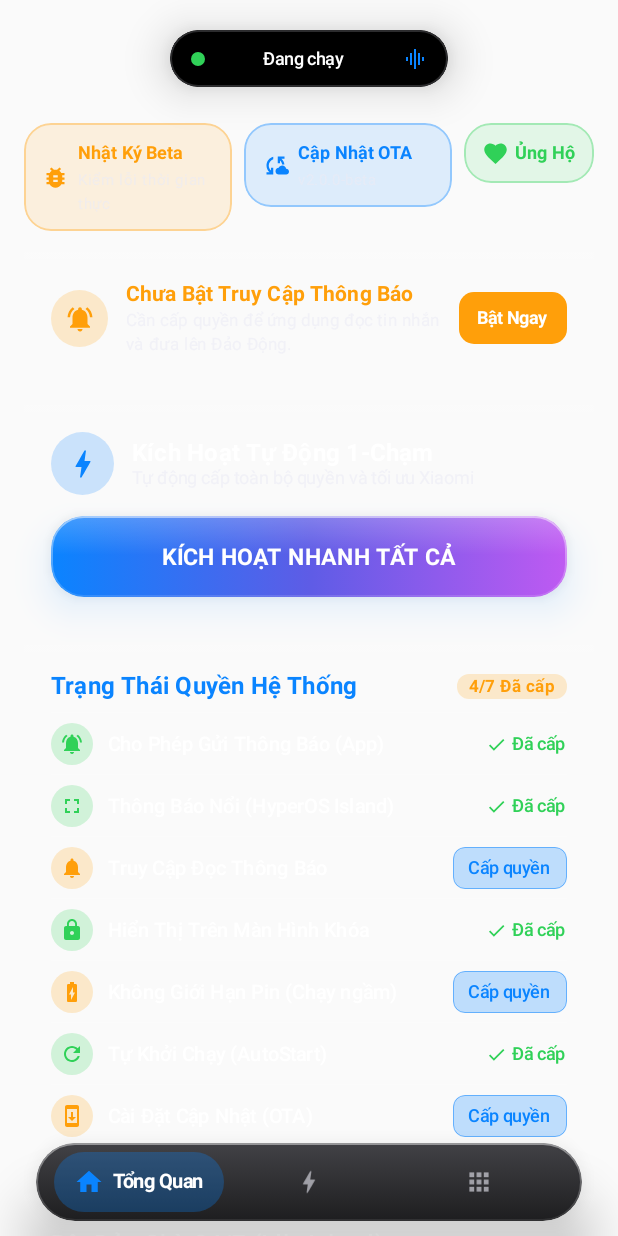
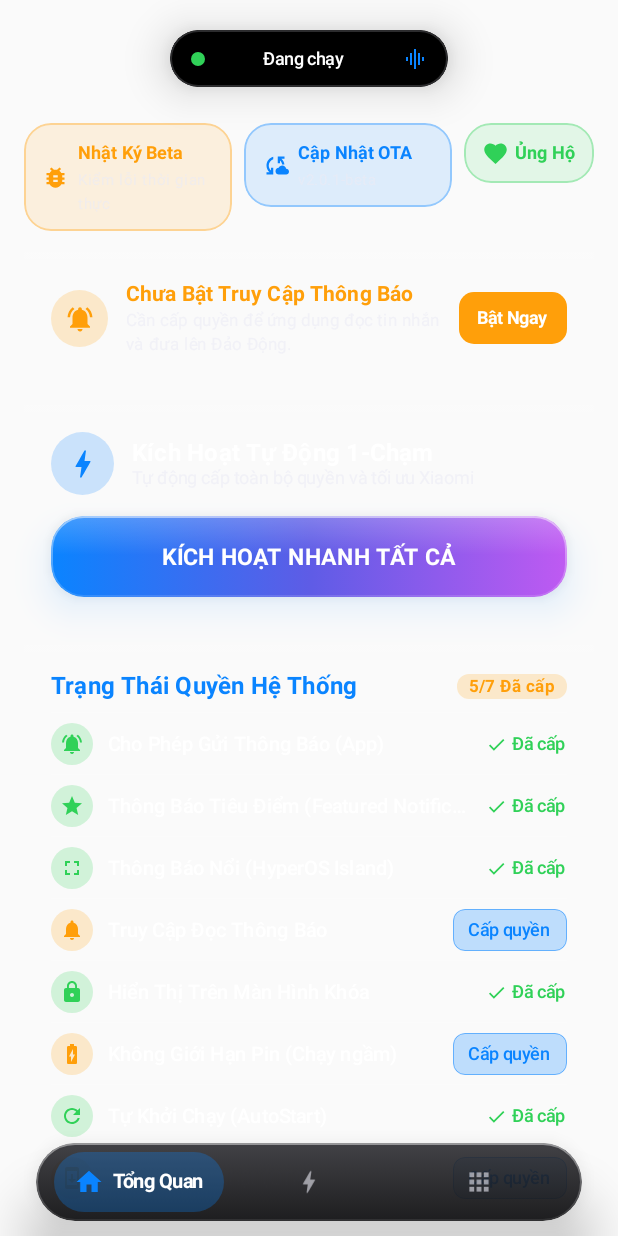
Before and after one commit to tranlocbtr99/DynamicHyper, an Android app built with Jetpack Compose: the screen it shows after launch (MainActivity), after a tap on "Cập Nhật OTA", on a phone screen of 412 x 824 dp. Run offline under Robolectric (Android 15) with nearby library versions, the phone set to English and light mode, and no system bars; libraries missing offline, so code that uses them is left out: dev.chrisbanes.haze, rikka.shizuku; 3 statements that could not run were skipped; 2 other taps on this screen came first.

Commit message:
fix(v2.0.1): fix island display on fresh devices, add POST_PROMOTED_NOTIFICATIONS, fix notification self-cancel & add featured notification check

```diff
--- a/app/build.gradle.kts
+++ b/app/build.gradle.kts
@@ -12,8 +12,8 @@ android {
         applicationId = "com.ltm.dynamichyper"
         minSdk = 33
         targetSdk = 37
-        versionCode = 37
-        versionName = "2.0.0-beta"
+        versionCode = 38
+        versionName = "2.0.1-beta"
 
         testInstrumentationRunner = "androidx.test.runner.AndroidJUnitRunner"
     }
--- a/app/src/main/AndroidManifest.xml
+++ b/app/src/main/AndroidManifest.xml
@@ -3,6 +3,9 @@
     xmlns:tools="http://schemas.android.com/tools">
 
     <uses-permission android:name="android.permission.POST_NOTIFICATIONS" />
+    <uses-permission android:name="android.permission.POST_PROMOTED_NOTIFICATIONS" />
+    <uses-permission android:name="moe.shizuku.manager.permission.API_V23" />
+    <uses-permission android:name="android.permission.WAKE_LOCK" />
     <uses-permission android:name="android.permission.INTERNET" />
     <uses-permission android:name="android.permission.ACCESS_NETWORK_STATE" />
     <uses-permission android:name="android.permission.RECEIVE_BOOT_COMPLETED" />
--- a/app/src/main/java/com/ltm/dynamichyper/DynamicHyperApp.kt
+++ b/app/src/main/java/com/ltm/dynamichyper/DynamicHyperApp.kt
@@ -14,7 +14,7 @@ class DynamicHyperApp : Application() {
         super.onCreate()
         instance = this
         Log.i(TAG, "DynamicHyperApp initialized successfully")
-        AppLogger.i(TAG, "DynamicHyperApp khởi động phiên bản v2.0.0-beta thành công")
+        AppLogger.i(TAG, "DynamicHyperApp khởi động phiên bản v2.0.1-beta thành công")
 
         // Chú ý Android 12+: Tuyệt đối không gọi startForegroundService trong Application.onCreate()
         // vì sẽ gây ra ForegroundServiceStartNotAllowedException và khiến app bị crash/buộc dừng khi mở lần đầu.
--- a/app/src/main/java/com/ltm/dynamichyper/core/ShizukuEngine.kt
+++ b/app/src/main/java/com/ltm/dynamichyper/core/ShizukuEngine.kt
@@ -83,8 +83,11 @@ object ShizukuEngine {
             "cmd appops set $packageName 10020 allow",
             "cmd appops set $packageName 10021 allow",
             "cmd appops set $packageName 10033 allow",
+            "cmd appops set $packageName 10042 allow",
             "cmd appops set $packageName SYSTEM_ALERT_WINDOW allow",
-            "pm grant $packageName android.permission.POST_NOTIFICATIONS"
+            "cmd appops set $packageName POST_PROMOTED_NOTIFICATIONS allow",
+            "pm grant $packageName android.permission.POST_NOTIFICATIONS",
+            "pm grant $packageName android.permission.POST_PROMOTED_NOTIFICATIONS"
         )
 
         var allSuccess = true
--- a/app/src/main/java/com/ltm/dynamichyper/feature/islands/IdleIslandManager.kt
+++ b/app/src/main/java/com/ltm/dynamichyper/feature/islands/IdleIslandManager.kt
@@ -81,8 +81,8 @@ class IdleIslandManager(
                 paramV2.put("timeout", 1440)
                 // enableFloat: Đảo Chờ luôn để false để TUYỆT ĐỐI KHÔNG bung to heads-up banner che màn hình!
                 paramV2.put("enableFloat", false)
-                // isShowNotification: Đặt false để Đảo Chờ xuất hiện quanh nốt ruồi camera nhưng KHÔNG chiếm chỗ trong Trung tâm thông báo
-                paramV2.put("isShowNotification", false)
+                // isShowNotification: Bắt buộc true để HyperOS SystemUI chấp nhận và hiển thị Đảo Chờ trên mọi dòng máy
+                paramV2.put("isShowNotification", true)
                 // islandFirstFloat & reopen: FALSE để KHÔNG bao giờ tự bung to chiếm màn hình
                 paramV2.put("islandFirstFloat", false)
                 paramV2.put("reopen", false)
@@ -217,27 +217,30 @@ class IdleIslandManager(
          * Nền Dark Capsule #E6000000 bo tròn có viền kính mờ để hiển thị sắc nét trên cả Theme Sáng lẫn Theme Tối.
          */
         private fun renderIdleDotBitmap(context: Context, style: String): Bitmap {
-            val bmpWidth = 100
-            val bmpHeight = 72
-            val bmp = Bitmap.createBitmap(bmpWidth, bmpHeight, Bitmap.Config.ARGB_8888)
+            val bmpSize = 96
+            if (style == "minimal") {
+                // Giống HyperBridge: Bitmap trong suốt 96x96 để SystemUI vẽ nốt ruồi tự nhiên chuẩn xác
+                return Bitmap.createBitmap(bmpSize, bmpSize, Bitmap.Config.ARGB_8888)
+            }
+            val bmp = Bitmap.createBitmap(bmpSize, bmpSize, Bitmap.Config.ARGB_8888)
             val canvas = Canvas(bmp)
 
             // Vẽ nền viên thuốc Dark Capsule bo tròn tương phản cao
-            val capsuleRect = RectF(2f, 2f, bmpWidth - 2f, bmpHeight - 2f)
+            val capsuleRect = RectF(2f, 10f, bmpSize - 2f, bmpSize - 10f)
             val capsulePaint = Paint(Paint.ANTI_ALIAS_FLAG).apply {
                 color = Color.parseColor("#E6000000") // 90% đen nhung
             }
-            canvas.drawRoundRect(capsuleRect, 32f, 32f, capsulePaint)
+            canvas.drawRoundRect(capsuleRect, 38f, 38f, capsulePaint)
 
             val borderPaint = Paint(Paint.ANTI_ALIAS_FLAG).apply {
                 this.style = Paint.Style.STROKE
                 strokeWidth = 2f
                 color = Color.parseColor("#33FFFFFF") // Viền kính mờ tinh tế
             }
-            canvas.drawRoundRect(capsuleRect, 32f, 32f, borderPaint)
+            canvas.drawRoundRect(capsuleRect, 38f, 38f, borderPaint)
 
-            val cx = bmpWidth / 2f
-            val cy = bmpHeight / 2f
+            val cx = bmpSize / 2f
+            val cy = bmpSize / 2f
 
             when (style) {
                 "green_dot" -> {
--- a/app/src/main/java/com/ltm/dynamichyper/ui/screens/DashboardScreen.kt
+++ b/app/src/main/java/com/ltm/dynamichyper/ui/screens/DashboardScreen.kt
@@ -139,6 +139,7 @@ private fun OverviewTabScreen(
     var isNotificationAccessGranted by remember { mutableStateOf(PermissionHelper.isNotificationAccessGranted(context)) }
     var isPostNotificationGranted by remember { mutableStateOf(PermissionHelper.isPostNotificationGranted(context)) }
     var isFloatingNotificationGranted by remember { mutableStateOf(PermissionHelper.isFloatingNotificationAllowed(context)) }
+    var isFeaturedNotificationGranted by remember { mutableStateOf(com.ltm.dynamichyper.core.FocusProtocolHelper.canShowFocus(context) != false) }
     var isBatteryOptimizationIgnored by remember { mutableStateOf(PermissionHelper.isBatteryOptimizationIgnored(context)) }
     var isShizukuReady by remember { mutableStateOf(ShizukuEngine.hasShizukuPermission()) }
     var isLockscreenOpGranted by remember { mutableStateOf(PermissionHelper.isMiuiOpAllowed(context, 10008)) }
@@ -162,6 +163,7 @@ private fun OverviewTabScreen(
                 isPostNotificationGranted = PermissionHelper.isPostNotificationGranted(context)
                 isNotificationAccessGranted = PermissionHelper.isNotificationAccessGranted(context)
                 isFloatingNotificationGranted = PermissionHelper.isFloatingNotificationAllowed(context)
+                isFeaturedNotificationGranted = com.ltm.dynamichyper.core.FocusProtocolHelper.canShowFocus(context) != false
                 isBatteryOptimizationIgnored = PermissionHelper.isBatteryOptimizationIgnored(context)
                 isLockscreenOpGranted = PermissionHelper.isMiuiOpAllowed(context, 10008)
                 isAutoStartGranted = PermissionHelper.isAutoStartOrLockscreenGranted(context, isAutoStartMarked)
@@ -184,6 +186,7 @@ private fun OverviewTabScreen(
         isPostNotificationGranted = PermissionHelper.isPostNotificationGranted(context)
         isNotificationAccessGranted = PermissionHelper.isNotificationAccessGranted(context)
         isFloatingNotificationGranted = PermissionHelper.isFloatingNotificationAllowed(context)
+        isFeaturedNotificationGranted = com.ltm.dynamichyper.core.FocusProtocolHelper.canShowFocus(context) != false
         isBatteryOptimizationIgnored = PermissionHelper.isBatteryOptimizationIgnored(context)
         isLockscreenOpGranted = PermissionHelper.isMiuiOpAllowed(context, 10008)
         isAutoStartGranted = PermissionHelper.isAutoStartOrLockscreenGranted(context, isAutoStartMarked)
@@ -195,6 +198,7 @@ private fun OverviewTabScreen(
         isPostNotificationGranted,
         isNotificationAccessGranted,
         isFloatingNotificationGranted,
+        isFeaturedNotificationGranted,
         isLockscreenOpGranted,
         isBatteryOptimizationIgnored,
         isAutoStartGranted,
@@ -297,7 +301,7 @@ private fun OverviewTabScreen(
                             style = Typography.titleSmall.copy(fontWeight = FontWeight.Bold, fontSize = 12.sp, color = AppleBlue)
                         )
                         Text(
-                            text = "v2.0.0-beta",
+                            text = "v2.0.1-beta",
                             style = Typography.bodySmall.copy(fontSize = 10.sp, color = TextSecondary)
                         )
                     }
@@ -330,7 +334,7 @@ private fun OverviewTabScreen(
         }
 
         // Cảnh báo & Nút Cấp Quyền Nhanh khi thiếu quyền Thông Báo hoặc Thông Báo Nổi
-        if (!isPostNotificationGranted || !isNotificationAccessGranted || !isFloatingNotificationGranted) {
+        if (!isPostNotificationGranted || !isNotificationAccessGranted || !isFloatingNotificationGranted || !isFeaturedNotificationGranted) {
             LiquidGlassCard(
                 hazeState = hazeState,
                 modifier = Modifier
@@ -360,6 +364,7 @@ private fun OverviewTabScreen(
                         Text(
                             text = when {
                                 !isPostNotificationGranted -> "Chưa Cấp Quyền Thông Báo"
+                                !isFeaturedNotificationGranted -> "Chưa Bật Thông Báo Tiêu Điểm"
                                 !isFloatingNotificationGranted -> "Chưa Bật Thông Báo Nổi (HyperOS)"
                                 else -> "Chưa Bật Truy Cập Thông Báo"
                             },
@@ -368,6 +373,7 @@ private fun OverviewTabScreen(
                         Text(
                             text = when {
                                 !isPostNotificationGranted -> "Bắt buộc cấp quyền để Dynamic Hyper hiển thị thông báo."
+                                !isFeaturedNotificationGranted -> "HyperOS cần bạn BẬT 'Thông báo nổi bật' trong Cài đặt thông báo để Đảo hiển thị!"
                                 !isFloatingNotificationGranted -> "Cần bật 'Thông báo nổi' để HyperOS cho phép gắn Đảo lên nốt ruồi camera!"
                                 else -> "Cần cấp quyền để ứng dụng đọc tin nhắn và đưa lên Đảo Động."
                             },
@@ -387,6 +393,9 @@ private fun OverviewTabScreen(
                                         } else {
                                             PermissionHelper.openAppNotificationSettings(context)
                                         }
+                                    }
+                                    !isFeaturedNotificationGranted -> {
+                                        PermissionHelper.openAppNotificationSettings(context)
                                     }
                                     !isFloatingNotificationGranted -> {
                                         if (isShizukuReady) {
@@ -532,6 +541,17 @@ private fun OverviewTabScreen(
                     } else {
                         PermissionHelper.openAppNotificationSettings(context)
                     }
+                }
+            )
+
+            HorizontalDivider(color = GlassBorderSubtle)
+
+            CompactPermissionItem(
+                title = "Thông Báo Tiêu Điểm (Featured Notifications)",
+                icon = Icons.Default.Star,
+                isGranted = isFeaturedNotificationGranted,
+                onActionClick = {
+                    PermissionHelper.openAppNotificationSettings(context)
                 }
             )
 
```
Also changed, not shown: app/src/main/java/com/ltm/dynamichyper/service/DynamicNotificationService.kt (+12 -0 lines).
